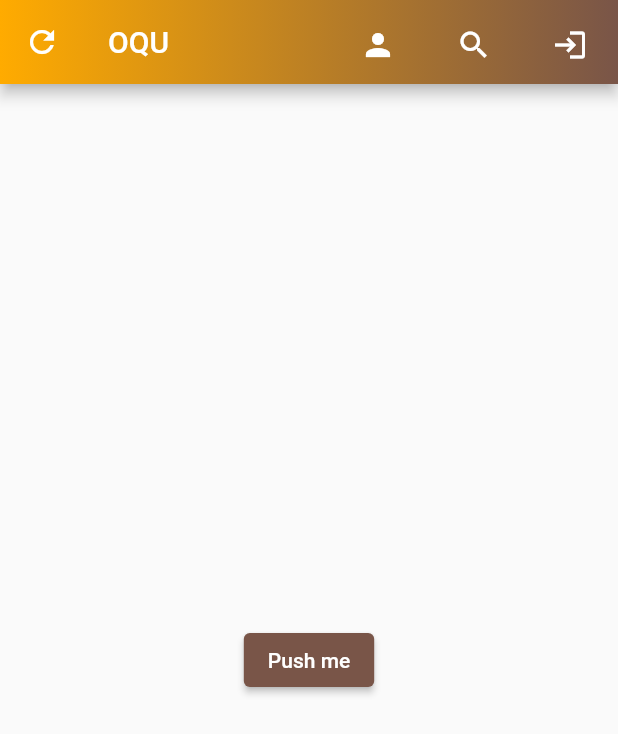
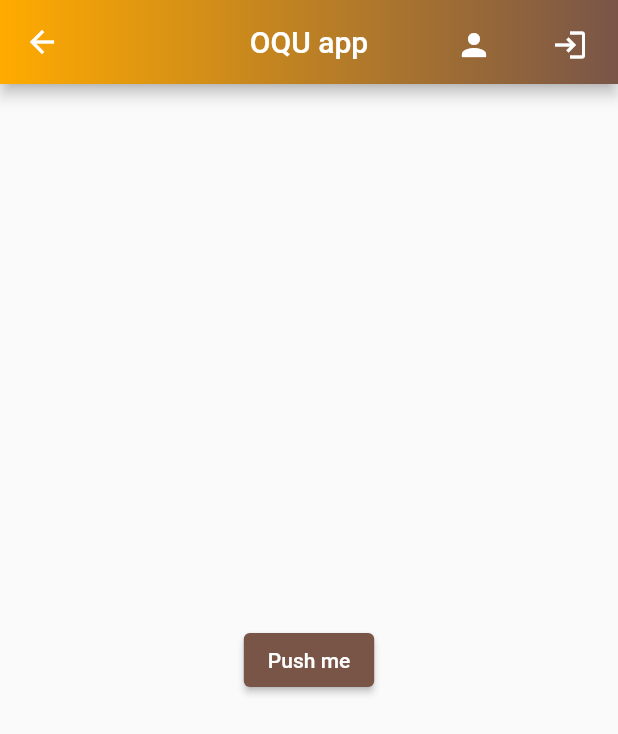
Before and after one commit to mukhtarov-daniyar/oqu_app, a Flutter app: the HomeScreen screen opened directly, on a phone screen of 412 x 824 dp. Shown: the top 734 px of the screen. Run offline on Flutter 3.47's test engine with Material 2 defaults, Android fonts, the phone set to English and light mode, and no system bars; our stand-ins replace cloud_firestore, firebase_auth, firebase_core, firebase_storage, flutter_svg, geocoding and 2 more; accounts and stored records are empty; project files that could hold a hidden picture were left out.

Commit message:
version 1.0.0

```diff
--- /dev/null
+++ b/lib/Core/theme/app_colors.dart
@@ -0,0 +1,6 @@
+import 'package:flutter/material.dart';
+
+abstract class AppColors {
+  static const Color teal = Colors.teal;
+  static const Color yellow = Colors.yellow;
+}
--- a/lib/HomeScreen.dart
+++ b/lib/HomeScreen.dart
@@ -18,10 +18,10 @@ class _HomeScreenState extends State<HomeScreen> {
   Widget build(BuildContext context) {
     return Scaffold(
       appBar: AppBar(
-          leading: IconButton(
-            icon: Icon(Icons.refresh, color: Colors.white),
-            onPressed: () {},
-          ),
+        // leading: IconButton(
+        //   icon: Icon(Icons.refresh, color: Colors.white),
+        //   onPressed: () {},
+        // ),
         actions: [
           TextButton(
             onPressed: () {
@@ -33,13 +33,13 @@ class _HomeScreenState extends State<HomeScreen> {
               child: Icon(Icons.person, color: Colors.white),
             ),
           ),
-            TextButton(
-              onPressed: () {},
-              child: Padding(
-                padding: const EdgeInsets.all(10.0),
-                child: Icon(Icons.search, color: Colors.white),
-              ),
-            ),
+          // TextButton(
+          //   onPressed: () {},
+          //   child: Padding(
+          //     padding: const EdgeInsets.all(10.0),
+          //     child: Icon(Icons.search, color: Colors.white),
+          //   ),
+          // ),
           TextButton(
             onPressed: () {
               auth.signOut().then((_) {
@@ -67,8 +67,8 @@ class _HomeScreenState extends State<HomeScreen> {
                 tileMode: TileMode.clamp),
           ),
         ),
-          title: Text("OQU"),
-          centerTitle: false,
+        title: Text("OQU app"),
+        centerTitle: true,
       ),
       body: Container(
         child: SafeArea(
@@ -83,6 +83,8 @@ class _HomeScreenState extends State<HomeScreen> {
               ],
             ),
           ),
-        )));
+        ),
+      ),
+    );
   }
 }
```
Also changed, not shown: lib/Screens/profile_screen.dart (+18 -4 lines). Lines whose indentation alone changed are shown as unchanged.
